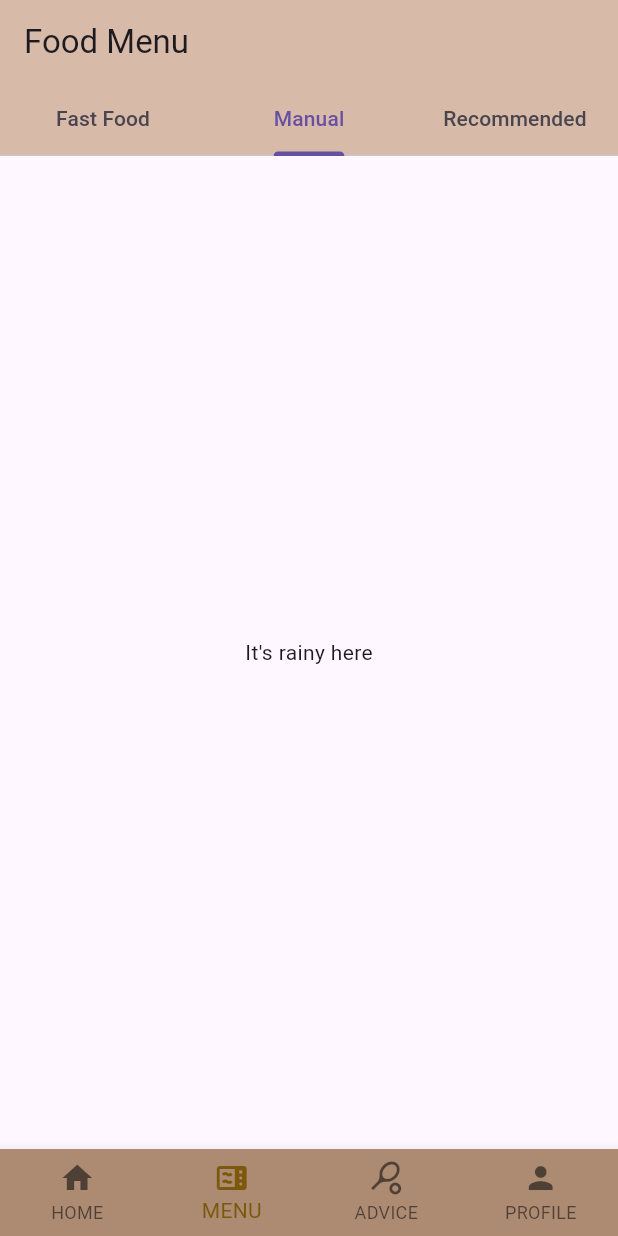
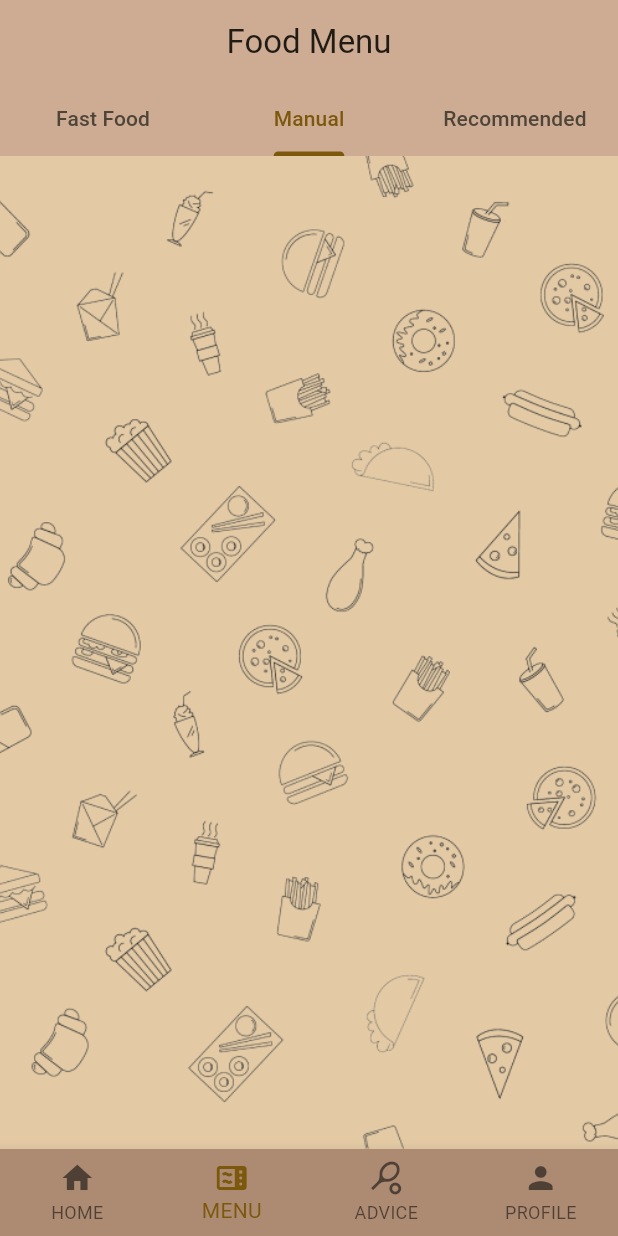
Before and after one commit to tomamac/calcal, a Flutter app: the screen it shows after launch, item 2 of the bottom bar chosen, on a phone screen of 412 x 824 dp. Run offline on Flutter 3.47's test engine with Material 3 defaults, Android fonts, the phone set to English and light mode, and no system bars; our stand-ins replace get, google_fonts, shared_preferences; Roboto replaces fonts that are missing (Kanit).

Commit message:
Fixed menu page problems

```diff
--- a/lib/main.dart
+++ b/lib/main.dart
@@ -21,6 +21,9 @@
           seedColor: palette.bgColor,
           background: palette.bgColor,
         ),
+        tabBarTheme: const TabBarTheme(
+          dividerColor: Colors.transparent, //อันนี้แก้เส้นขาวๆล่าง TabBar
+        ),
         useMaterial3: true,
         inputDecorationTheme: InputDecorationTheme(
           border: OutlineInputBorder(
--- a/lib/pages/manual_page.dart
+++ b/lib/pages/manual_page.dart
@@ -0,0 +1,19 @@
+import 'package:calcal/reuse.dart';
+import 'package:flutter/material.dart';
+
+class manual_page extends StatelessWidget {
+  const manual_page({super.key});
+
+  @override
+  Widget build(BuildContext context) {
+    return SafeArea(
+      child: Stack(
+        children: [
+          backgroundImg(),
+
+          //
+        ],
+      ),
+    );
+  }
+}
--- a/lib/pages/menu_page.dart
+++ b/lib/pages/menu_page.dart
@@ -1,26 +1,11 @@
-import 'package:calcal/reuse.dart';
-import 'package:calcal/states/homepage_state.dart';
+import 'package:calcal/pages/fastfood_page.dart';
+import 'package:calcal/pages/manual_page.dart';
+import 'package:calcal/pages/recommended_page.dart';
 import 'package:calcal/values.dart';
 import 'package:flutter/material.dart';
 
-/// Flutter code sample for [TabBar].
-
-void main() => runApp(const menu_page());
-
 class menu_page extends StatelessWidget {
   const menu_page({super.key});
-
-  @override
-  Widget build(BuildContext context) {
-    return MaterialApp(
-      theme: ThemeData(useMaterial3: true),
-      home: const TabBarExample(),
-    );
-  }
-}
-
-class TabBarExample extends StatelessWidget {
-  const TabBarExample({super.key});
 
   @override
   Widget build(BuildContext context) {
@@ -29,10 +14,15 @@
       length: 3,
       child: Scaffold(
         appBar: AppBar(
-          backgroundColor: Color.fromARGB(206, 206, 171, 147),
-          title: const Text('Food Menu'),
+          backgroundColor: palette.tabbgColor,
+          title: Container(
+            alignment: Alignment.center,
+            child: const Text(
+              'Food Menu',
+            ),
+          ),
           bottom: const TabBar(
-            tabs: <Widget>[
+            tabs: [
               Tab(
                 text: "Fast Food",
               ),
@@ -46,16 +36,10 @@
           ),
         ),
         body: const TabBarView(
-          children: <Widget>[
-            Center(
-              child: Text("It's rainy here"),
-            ),
-            Center(
-              child: Text("It's rainy here"),
-            ),
-            Center(
-              child: Text("It's sunny here"),
-            ),
+          children: [
+            fastfood_page(),
+            manual_page(),
+            recommended_page(),
           ],
         ),
       ),
--- a/lib/pages/recommended_page.dart
+++ b/lib/pages/recommended_page.dart
@@ -0,0 +1,19 @@
+import 'package:calcal/reuse.dart';
+import 'package:flutter/material.dart';
+
+class recommended_page extends StatelessWidget {
+  const recommended_page({super.key});
+
+  @override
+  Widget build(BuildContext context) {
+    return SafeArea(
+      child: Stack(
+        children: [
+          backgroundImg(),
+
+          //
+        ],
+      ),
+    );
+  }
+}
```
